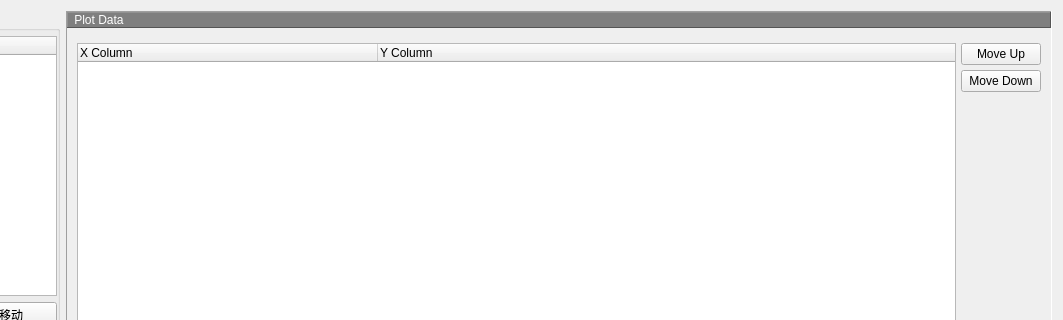
Above: PlotManager.ui from 23wwwtt/plotxy before the change; both pictures show x 196 to 1259 and y 0 to 320 of the 1259 by 764 pixel window. Below: the same form after it.
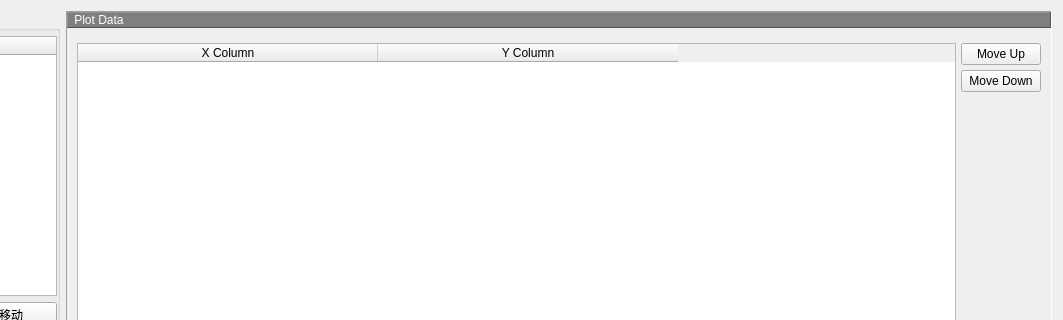
That is the form after the change. The open tabs and pages were chosen to show the change. Custom widgets are drawn as their Qt base class.

Commit message: plot Data UI

```diff
--- a/PlotManager.ui
+++ b/PlotManager.ui
@@ -1436,23 +1436,33 @@
             <number>10</number>
            </property>
            <item>
-            <widget class="QTreeWidget" name="treeWidget_4">
-             <attribute name="headerDefaultSectionSize">
+            <widget class="QTableWidget" name="tableWidget_plotData">
+             <property name="selectionMode">
+              <enum>QAbstractItemView::SingleSelection</enum>
+             </property>
+             <property name="selectionBehavior">
+              <enum>QAbstractItemView::SelectRows</enum>
+             </property>
+             <attribute name="horizontalHeaderDefaultSectionSize">
               <number>300</number>
              </attribute>
+             <attribute name="verticalHeaderVisible">
+              <bool>false</bool>
+             </attribute>
              <column>
               <property name="text">
                <string>X Column</string>
               </property>
+              <property name="textAlignment">
+               <set>AlignCenter</set>
+              </property>
              </column>
              <column>
               <property name="text">
                <string>Y Column</string>
               </property>
-             </column>
-             <column>
-              <property name="text">
-               <string/>
+              <property name="textAlignment">
+               <set>AlignCenter</set>
               </property>
              </column>
             </widget>
```
Left out of the diff: 10 changed lines with no effect on the pictures. The commit also changes 25 other files.
